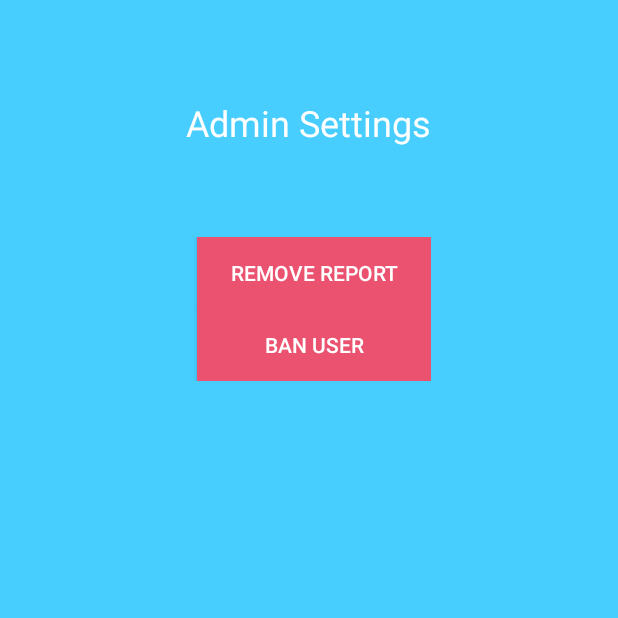
After one commit to edw1nzhao/cs2340_group16, an Android app: the AdminActivity screen opened directly, with no data from a screen before it, on a phone screen of 412 x 824 dp, the top half of it. The commit adds this screen. Run offline under Robolectric (Android 15) with nearby library versions, the phone set to English and light mode, and no system bars.

Commit message:
Readded all commits.

```diff
--- a/WaterSourcingProject/app/build.gradle
+++ b/WaterSourcingProject/app/build.gradle
@@ -15,7 +15,6 @@ android {
         targetSdkVersion 25
         versionCode 1
         versionName "1.0"
-        multiDexEnabled true
         testInstrumentationRunner "android.support.test.runner.AndroidJUnitRunner"
     }
     buildTypes {
--- /dev/null
+++ b/WaterSourcingProject/app/src/main/java/edu/gatech/group16/watersourcingproject/controller/admin/AdminActivity.java
@@ -0,0 +1,65 @@
+package edu.gatech.group16.watersourcingproject.controller.admin;
+
+import android.content.Intent;
+import android.os.Bundle;
+import android.support.v7.app.AppCompatActivity;
+import android.view.View;
+import android.widget.Button;
+
+import edu.gatech.group16.watersourcingproject.R;
+
+/**
+ * Created by Edwin Zhao on 2017/04/07.
+ */
+
+public class AdminActivity extends AppCompatActivity implements View.OnClickListener {
+    private Button banButton;
+    private Button removeReportButton;
+
+    /**
+     * OnCreate method required to load activity and loads everything that
+     * is needed for the page while setting the view.
+     *
+     *
+     * @param savedInstanceState Takes in a bundle that may contain an object
+     *                           for use within this class
+     */
+    @Override
+    protected void onCreate(Bundle savedInstanceState) {
+        super.onCreate(savedInstanceState);
+        setContentView(R.layout.activity_admin);
+
+        setupUI();
+    }
+
+    @Override
+    public void onClick(View v) {
+
+    }
+
+    private void setupUI() {
+        banButton = (Button) findViewById(R.id.banUser);
+        removeReportButton = (Button) findViewById(R.id.removeReport);
+        buttonLogic();
+    }
+
+    private void buttonLogic() {
+        banButton.setOnClickListener(new View.OnClickListener() {
+            @Override
+            public void onClick(View v) {
+                Intent banIntent = new Intent(AdminActivity.this, BanUserActivity.class);
+                startActivity(banIntent);
+                AdminActivity.this.finish();
+            }
+        });
+
+        removeReportButton.setOnClickListener(new View.OnClickListener() {
+            @Override
+            public void onClick(View v) {
+                Intent removeRepIntent = new Intent(AdminActivity.this, RemoveReportActivity.class);
+                startActivity(removeRepIntent);
+                AdminActivity.this.finish();
+            }
+        });
+    }
+}
--- /dev/null
+++ b/WaterSourcingProject/app/src/main/res/layout/activity_admin.xml
@@ -0,0 +1,97 @@
+<FrameLayout xmlns:android="http://schemas.android.com/apk/res/android"
+    xmlns:tools="http://schemas.android.com/tools"
+    android:layout_width="match_parent"
+    android:layout_height="match_parent"
+    android:background="@color/colorPrimary"
+    tools:context="edu.gatech.group16.watersourcingproject.controller.HomeActivity">
+
+    <!-- The primary full-screen view. This can be replaced with whatever view
+         is needed to present your content, e.g. VideoView, SurfaceView,
+         TextureView, etc. -->
+
+    <!-- This FrameLayout insets its children based on system windows using
+         android:fitsSystemWindows. -->
+
+    <TextView
+        android:layout_width="match_parent"
+        android:layout_height="match_parent"
+        android:elevation="1dp" />
+
+    <FrameLayout
+        android:layout_width="match_parent"
+        android:layout_height="match_parent"
+        android:fitsSystemWindows="true">
+
+        <LinearLayout
+            style="?metaButtonBarStyle"
+            android:layout_width="match_parent"
+            android:layout_height="match_parent"
+            android:layout_gravity="bottom|center_horizontal"
+            android:orientation="vertical"
+            tools:ignore="UselessParent"
+            android:weightSum="1">
+
+            <RelativeLayout
+                android:layout_width="match_parent"
+                android:layout_height="wrap_content">
+
+                <android.support.v7.widget.Toolbar
+                    android:id="@+id/edit_profile_toolbar"
+                    android:layout_width="match_parent"
+                    android:layout_height="wrap_content"
+                    android:background="?attr/colorPrimary"
+                    android:minHeight="?attr/actionBarSize"
+                    android:theme="?attr/actionBarTheme" />
+
+                <LinearLayout
+                    android:orientation="vertical"
+                    android:layout_height="wrap_content"
+                    android:layout_width="wrap_content"
+                    android:layout_alignParentTop="true"
+                    android:layout_centerHorizontal="true"
+                    android:layout_marginTop="15dp">
+
+                    <TextView
+                        android:layout_width="match_parent"
+                        android:layout_height="wrap_content"
+                        android:layout_marginTop="50dp"
+                        android:text="@string/admin"
+                        android:textAppearance="@style/TextAppearance.AppCompat.Headline" />
+
+                    <LinearLayout
+                        android:orientation="vertical"
+                        android:layout_width="match_parent"
+                        android:layout_height="match_parent"
+                        android:layout_marginTop="60dp">
+
+                        <Button
+                            android:id="@+id/removeReport"
+                            android:layout_width="match_parent"
+                            android:layout_height="0dp"
+                            android:layout_marginStart="7dp"
+                            android:layout_weight="1"
+                            android:background="@color/colorButton"
+                            android:text="@string/remove_report"
+                            tools:ignore="ButtonStyle" />
+
+                        <Button
+                            android:id="@+id/banUser"
+                            android:layout_width="match_parent"
+                            android:layout_height="0dp"
+                            android:layout_marginStart="7dp"
+                            android:layout_weight="1"
+                            android:background="@color/colorButton"
+                            android:text="@string/ban_user"
+                            tools:ignore="ButtonStyle" />
+
+                    </LinearLayout>
+
+                </LinearLayout>
+
+            </RelativeLayout>
+
+        </LinearLayout>
+
+    </FrameLayout>
+
+</FrameLayout>
--- a/WaterSourcingProject/app/src/main/res/values/strings.xml
+++ b/WaterSourcingProject/app/src/main/res/values/strings.xml
@@ -5,7 +5,9 @@
 
     <string name="emailpassword_status_fmt">Email User: %1$s (verified: %2$b)</string>
 
-
+    <string name="ban_user">Ban User</string>
+    <string name="remove_report">Remove Report</string>
+    <string name="admin">Admin Settings</string>
     <string name="label_nameq">What is your name?</string>
     <string name="label_emailq">What is your email?</string>
     <string name="label_accq">What account type?</string>
@@ -63,6 +65,10 @@
     </string>
     <string name="label_historical_report">Historical Report Settings</string>
     <string name="title_activity_report_details">Report Details Activity</string>
+    <string name="title_activity_admin">Admin Activity</string>
+    <string name="title_activity_ban_user">Ban User Activity</string>
+    <string name="title_activity_remove_report">Remove Report Activity</string>
+
 
 
     <!-- Strings related to home screen -->
```
Also changed, not shown: WaterSourcingProject/app/src/main/AndroidManifest.xml (+15 -0 lines), WaterSourcingProject/app/src/main/java/edu/gatech/group16/watersourcingproject/controller/HomeActivity.java (+15 -1 lines), WaterSourcingProject/app/src/main/java/edu/gatech/group16/watersourcingproject/controller/NewWaterSourceReport.java (+57 -3 lines), WaterSourcingProject/app/src/main/java/edu/gatech/group16/watersourcingproject/controller/admin/BanUserActivity.java (added, +39 -0 lines), WaterSourcingProject/app/src/main/java/edu/gatech/group16/watersourcingproject/controller/admin/RemoveReportActivity.java (added, +33 -0 lines), WaterSourcingProject/app/src/main/res/layout/activity_ban_user.xml (added, +77 -0 lines), WaterSourcingProject/app/src/main/res/layout/activity_remove_report.xml (added, +77 -0 lines), WaterSourcingProject/app/src/main/res/layout/application_home.xml (+12 -3 lines), WaterSourcingProject/app/src/main/res/drawable-hdpi/admin.png (added), WaterSourcingProject/app/src/main/res/drawable-hdpi/cog.png (added), WaterSourcingProject/app/src/main/res/drawable-mdpi/admin.png (added), WaterSourcingProject/app/src/main/res/drawable-mdpi/cog.png (added), WaterSourcingProject/app/src/main/res/drawable-xhdpi/admin.png (added), WaterSourcingProject/app/src/main/res/drawable-xhdpi/cog.png (added), 2 more files.
